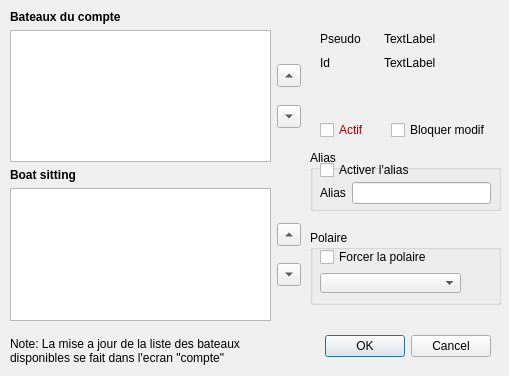
First picture: the form in src/Ui/boatAccount_dialog.ui, repository nohal/qtVlm, before the edit.
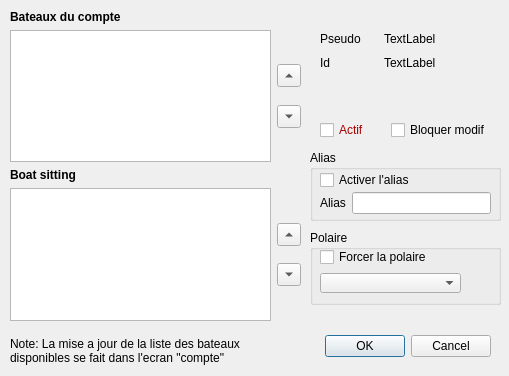
Second picture: the form after the edit.

Commit message: some cosmetic changes in some dialogs

```diff
--- a/src/Ui/boatAccount_dialog.ui
+++ b/src/Ui/boatAccount_dialog.ui
@@ -77,7 +77,7 @@
      <x>310</x>
      <y>150</y>
      <width>191</width>
-     <height>61</height>
+     <height>71</height>
     </rect>
    </property>
    <property name="title">
@@ -87,7 +87,7 @@
     <property name="geometry">
      <rect>
       <x>10</x>
-      <y>10</y>
+      <y>20</y>
       <width>101</width>
       <height>20</height>
      </rect>
@@ -100,7 +100,7 @@
     <property name="geometry">
      <rect>
       <x>10</x>
-      <y>30</y>
+      <y>40</y>
       <width>171</width>
       <height>26</height>
      </rect>
```
The commit also changes 7 other files.
